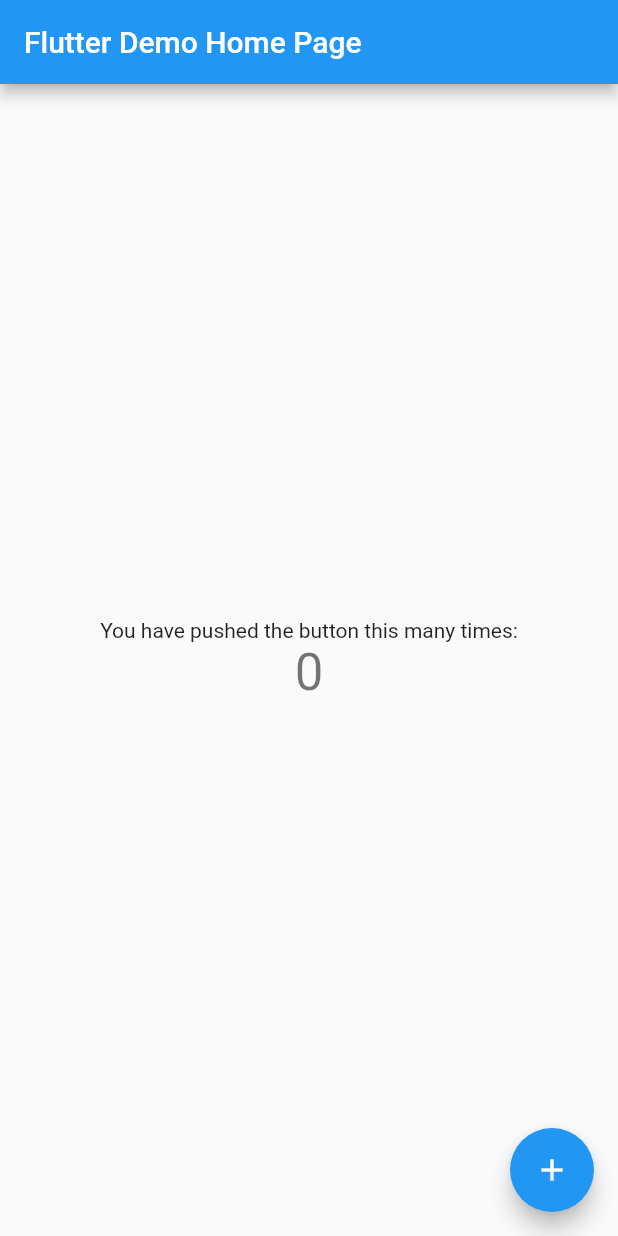
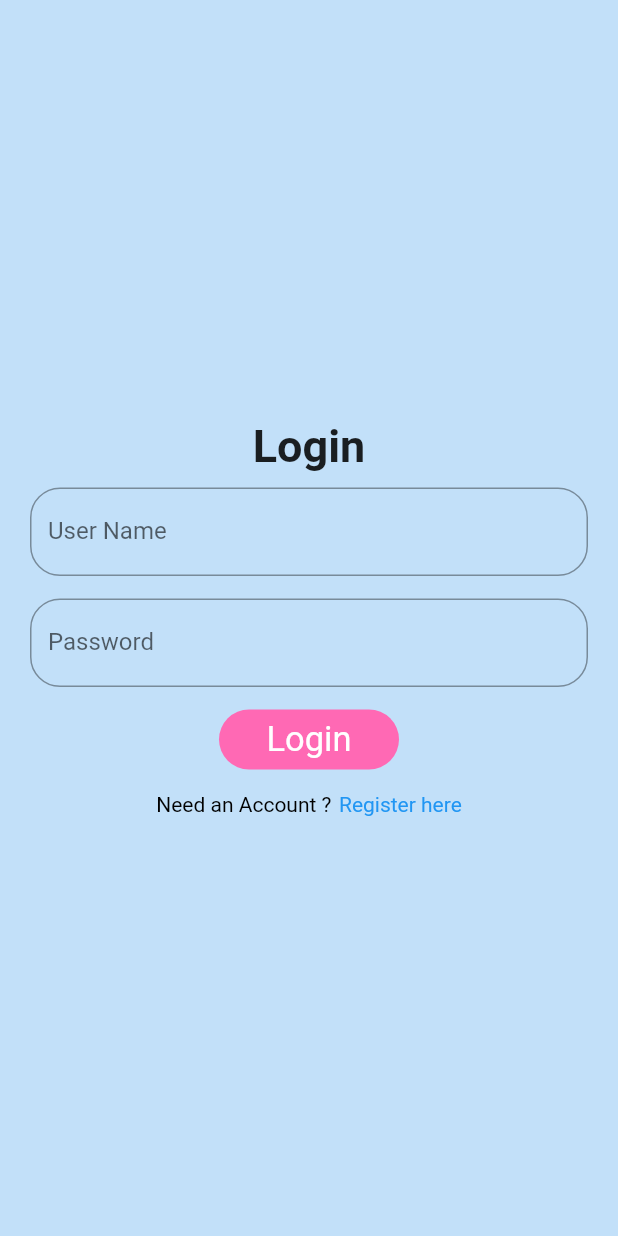
Before and after one commit to dhnshri/WeatherInfo, a Flutter app: the screen it shows after launch, on a phone screen of 412 x 824 dp. Run offline on Flutter 3.47's test engine with Material 2 defaults, Android fonts, the phone set to English and light mode, and no system bars.

Commit message:
Login screen Done

```diff
--- a/lib/main.dart
+++ b/lib/main.dart
@@ -1,3 +1,4 @@
+import 'package:WeatherLogin/screens/login_screen.dart';
 import 'package:flutter/material.dart';
 
 void main() {
@@ -9,109 +10,7 @@ class MyApp extends StatelessWidget {
   @override
   Widget build(BuildContext context) {
     return MaterialApp(
-      title: 'Flutter Demo',
-      theme: ThemeData(
-        // This is the theme of your application.
-        //
-        // Try running your application with "flutter run". You'll see the
-        // application has a blue toolbar. Then, without quitting the app, try
-        // changing the primarySwatch below to Colors.green and then invoke
-        // "hot reload" (press "r" in the console where you ran "flutter run",
-        // or simply save your changes to "hot reload" in a Flutter IDE).
-        // Notice that the counter didn't reset back to zero; the application
-        // is not restarted.
-        primarySwatch: Colors.blue,
-        // This makes the visual density adapt to the platform that you run
-        // the app on. For desktop platforms, the controls will be smaller and
-        // closer together (more dense) than on mobile platforms.
-        visualDensity: VisualDensity.adaptivePlatformDensity,
-      ),
-      home: MyHomePage(title: 'Flutter Demo Home Page'),
+      home: LoginScreen(),
     );
   }
 }
-
-class MyHomePage extends StatefulWidget {
-  MyHomePage({Key key, this.title}) : super(key: key);
-
-  // This widget is the home page of your application. It is stateful, meaning
-  // that it has a State object (defined below) that contains fields that affect
-  // how it looks.
-
-  // This class is the configuration for the state. It holds the values (in this
-  // case the title) provided by the parent (in this case the App widget) and
-  // used by the build method of the State. Fields in a Widget subclass are
-  // always marked "final".
-
-  final String title;
-
-  @override
-  _MyHomePageState createState() => _MyHomePageState();
-}
-
-class _MyHomePageState extends State<MyHomePage> {
-  int _counter = 0;
-
-  void _incrementCounter() {
-    setState(() {
-      // This call to setState tells the Flutter framework that something has
-      // changed in this State, which causes it to rerun the build method below
-      // so that the display can reflect the updated values. If we changed
-      // _counter without calling setState(), then the build method would not be
-      // called again, and so nothing would appear to happen.
-      _counter++;
-    });
-  }
-
-  @override
-  Widget build(BuildContext context) {
-    // This method is rerun every time setState is called, for instance as done
-    // by the _incrementCounter method above.
-    //
-    // The Flutter framework has been optimized to make rerunning build methods
-    // fast, so that you can just rebuild anything that needs updating rather
-    // than having to individually change instances of widgets.
-    return Scaffold(
-      appBar: AppBar(
-        // Here we take the value from the MyHomePage object that was created by
-        // the App.build method, and use it to set our appbar title.
-        title: Text(widget.title),
-      ),
-      body: Center(
-        // Center is a layout widget. It takes a single child and positions it
-        // in the middle of the parent.
-        child: Column(
-          // Column is also a layout widget. It takes a list of children and
-          // arranges them vertically. By default, it sizes itself to fit its
-          // children horizontally, and tries to be as tall as its parent.
-          //
-          // Invoke "debug painting" (press "p" in the console, choose the
-          // "Toggle Debug Paint" action from the Flutter Inspector in Android
-          // Studio, or the "Toggle Debug Paint" command in Visual Studio Code)
-          // to see the wireframe for each widget.
-          //
-          // Column has various properties to control how it sizes itself and
-          // how it positions its children. Here we use mainAxisAlignment to
-          // center the children vertically; the main axis here is the vertical
-          // axis because Columns are vertical (the cross axis would be
-          // horizontal).
-          mainAxisAlignment: MainAxisAlignment.center,
-          children: <Widget>[
-            Text(
-              'You have pushed the button this many times:',
-            ),
-            Text(
-              '$_counter',
-              style: Theme.of(context).textTheme.headline4,
-            ),
-          ],
-        ),
-      ),
-      floatingActionButton: FloatingActionButton(
-        onPressed: _incrementCounter,
-        tooltip: 'Increment',
-        child: Icon(Icons.add),
-      ), // This trailing comma makes auto-formatting nicer for build methods.
-    );
-  }
-}
--- a/lib/screens/login_screen.dart
+++ b/lib/screens/login_screen.dart
@@ -0,0 +1,112 @@
+import 'package:flutter/cupertino.dart';
+import 'package:flutter/gestures.dart';
+import 'package:flutter/material.dart';
+
+class LoginScreen extends StatefulWidget {
+  @override
+  _LoginScreenState createState() => _LoginScreenState();
+}
+
+class _LoginScreenState extends State<LoginScreen> {
+  GlobalKey<FormState> _formkey = GlobalKey<FormState>();
+  @override
+  Widget build(BuildContext context) {
+    return Scaffold(
+      body: Form(
+        key: _formkey,
+        child: Container(
+          color: Color(0xffc2e0f9),
+          alignment: Alignment.center,
+          padding: EdgeInsets.only(left: 20, right: 20),
+          child: SingleChildScrollView(
+            child: Column(
+              mainAxisAlignment: MainAxisAlignment.center,
+              children: [
+                Text(
+                  "Login",
+                  style: TextStyle(fontSize: 30, fontWeight: FontWeight.bold),
+                ),
+                SizedBox(
+                  height: 10,
+                ),
+                TextField(
+                  keyboardType: TextInputType.emailAddress,
+                  decoration: InputDecoration(
+                    hintText: "Enter User Name",
+                    labelText: "User Name",
+                    border: OutlineInputBorder(
+                        borderRadius: BorderRadius.circular(20)),
+                  ),
+                ),
+                SizedBox(
+                  height: 15,
+                ),
+                TextField(
+                  keyboardType: TextInputType.emailAddress,
+                  obscureText: true,
+                  decoration: InputDecoration(
+                    hintText: "Enter Password",
+                    labelText: "Password",
+                    border: OutlineInputBorder(
+                        borderRadius: BorderRadius.circular(20)),
+                  ),
+                ),
+                SizedBox(
+                  height: 15,
+                ),
+                _submitbutton(),
+                SizedBox(
+                  height: 15,
+                ),
+                RichText(
+                  text: TextSpan(
+                    children: [
+                      TextSpan(
+                          text: "Need an Account ?",
+                          style: TextStyle(color: Colors.black)),
+                      WidgetSpan(
+                          child: SizedBox(
+                        width: 5,
+                      )),
+                      TextSpan(
+                          text: "Register here",
+                          style: TextStyle(color: Colors.blue),
+                          recognizer: TapGestureRecognizer()
+                            ..onTap = () {
+                              //Nevigate Screen
+                            })
+                    ],
+                  ),
+                ),
+              ],
+            ),
+          ),
+        ),
+      ),
+    );
+  }
+
+  Widget _submitbutton() {
+    return GestureDetector(
+      onTap: () {
+        //Function body
+      },
+      child: Container(
+        height: 40,
+        width: 120,
+        alignment: Alignment.center,
+        decoration: BoxDecoration(
+          borderRadius: BorderRadius.circular(20),
+          color: Color(0xffff69b4),
+        ),
+        child: Text(
+          "Login",
+          style: TextStyle(
+            color: Colors.white,
+            fontSize: 23,
+          ),
+        ),
+      ),
+    );
+  }
+}
```
